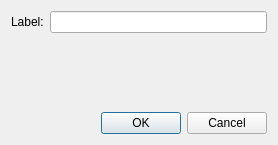
The window that mscore/mscore/markerproperties.ui (musescore/musescore-old) describes before a commit, drawn with Qt 5.
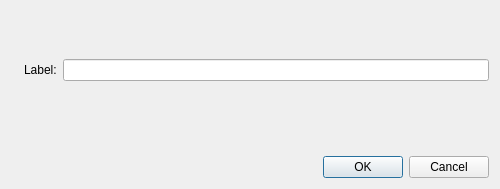
The same window after the commit. Icons and pictures are not drawn.

The edit to the form file:
```diff
--- a/mscore/mscore/markerproperties.ui
+++ b/mscore/mscore/markerproperties.ui
@@ -5,48 +5,89 @@
    <rect>
     <x>0</x>
     <y>0</y>
-    <width>278</width>
-    <height>145</height>
+    <width>500</width>
+    <height>189</height>
    </rect>
   </property>
   <property name="windowTitle" >
    <string>Marker Properties</string>
   </property>
-  <layout class="QGridLayout" >
-   <item row="0" column="0" >
+  <layout class="QVBoxLayout" name="verticalLayout_2" >
+   <item>
+    <layout class="QHBoxLayout" name="horizontalLayout" >
+     <item>
+      <widget class="QLabel" name="label_3" >
+       <property name="sizePolicy" >
+        <sizepolicy vsizetype="Ignored" hsizetype="Fixed" >
+         <horstretch>0</horstretch>
+         <verstretch>0</verstretch>
+        </sizepolicy>
+       </property>
+       <property name="text" >
+        <string/>
+       </property>
+       <property name="pixmap" >
+        <pixmap resource="mscore.qrc" >:/data/bg1.jpg</pixmap>
+       </property>
+      </widget>
+     </item>
+     <item>
+      <layout class="QVBoxLayout" name="verticalLayout" >
+       <item>
+        <layout class="QGridLayout" name="gridLayout" >
+         <item row="1" column="0" >
     <widget class="QLabel" name="label2" >
      <property name="text" >
       <string>Label:</string>
      </property>
     </widget>
    </item>
-   <item row="0" column="1" >
+         <item row="1" column="1" >
     <widget class="QLineEdit" name="label" />
    </item>
-   <item row="3" column="0" colspan="2" >
+         <item row="0" column="1" >
+          <spacer name="verticalSpacer" >
+           <property name="orientation" >
+            <enum>Qt::Vertical</enum>
+           </property>
+           <property name="sizeHint" stdset="0" >
+            <size>
+             <width>20</width>
+             <height>40</height>
+            </size>
+           </property>
+          </spacer>
+         </item>
+        </layout>
+       </item>
+       <item>
+        <spacer>
+         <property name="orientation" >
+          <enum>Qt::Vertical</enum>
+         </property>
+         <property name="sizeHint" stdset="0" >
+          <size>
+           <width>20</width>
+           <height>40</height>
+          </size>
+         </property>
+        </spacer>
+       </item>
+       <item>
     <widget class="QDialogButtonBox" name="buttonBox" >
      <property name="orientation" >
       <enum>Qt::Horizontal</enum>
      </property>
      <property name="standardButtons" >
-      <set>QDialogButtonBox::Cancel|QDialogButtonBox::NoButton|QDialogButtonBox::Ok</set>
+          <set>QDialogButtonBox::Cancel|QDialogButtonBox::Ok</set>
      </property>
     </widget>
    </item>
-   <item row="2" column="0" >
-    <spacer>
-     <property name="orientation" >
-      <enum>Qt::Vertical</enum>
-     </property>
-     <property name="sizeHint" >
-      <size>
-       <width>20</width>
-       <height>40</height>
-      </size>
-     </property>
-    </spacer>
-   </item>
-  </layout>
+      </layout>
+     </item>
+    </layout>
+   </item>
+  </layout>
  </widget>
  <resources/>
  <connections>
```
Left out of the diff: 4 changed lines with no effect on the pictures. Lines whose indentation alone changed are shown as unchanged.
